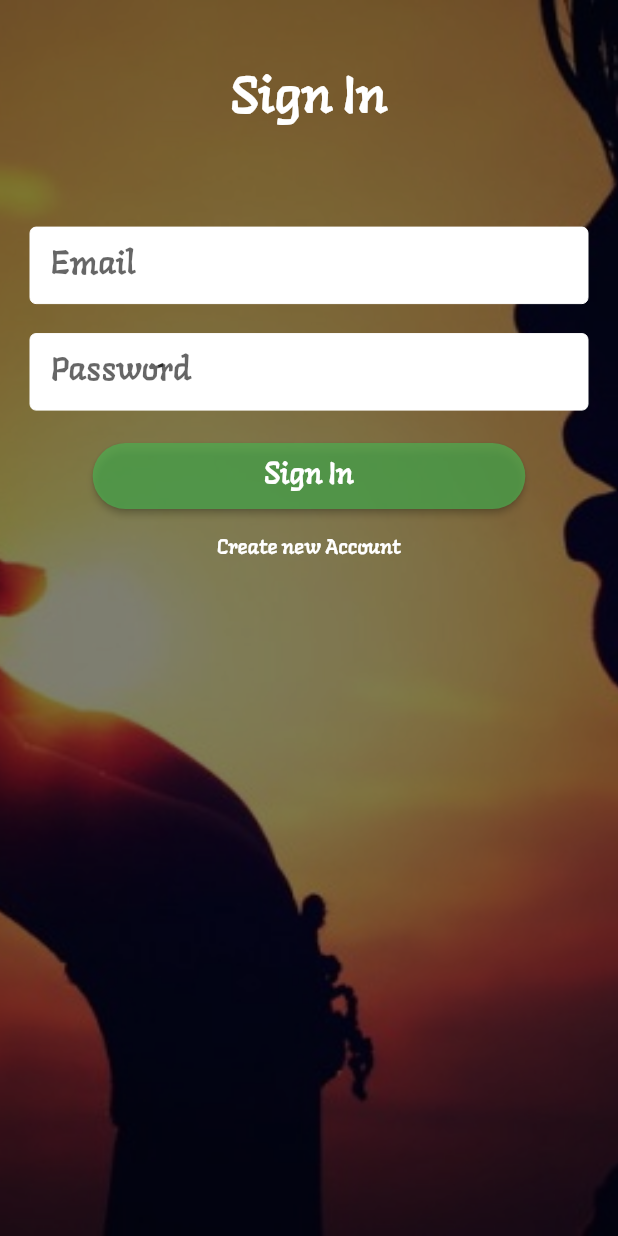
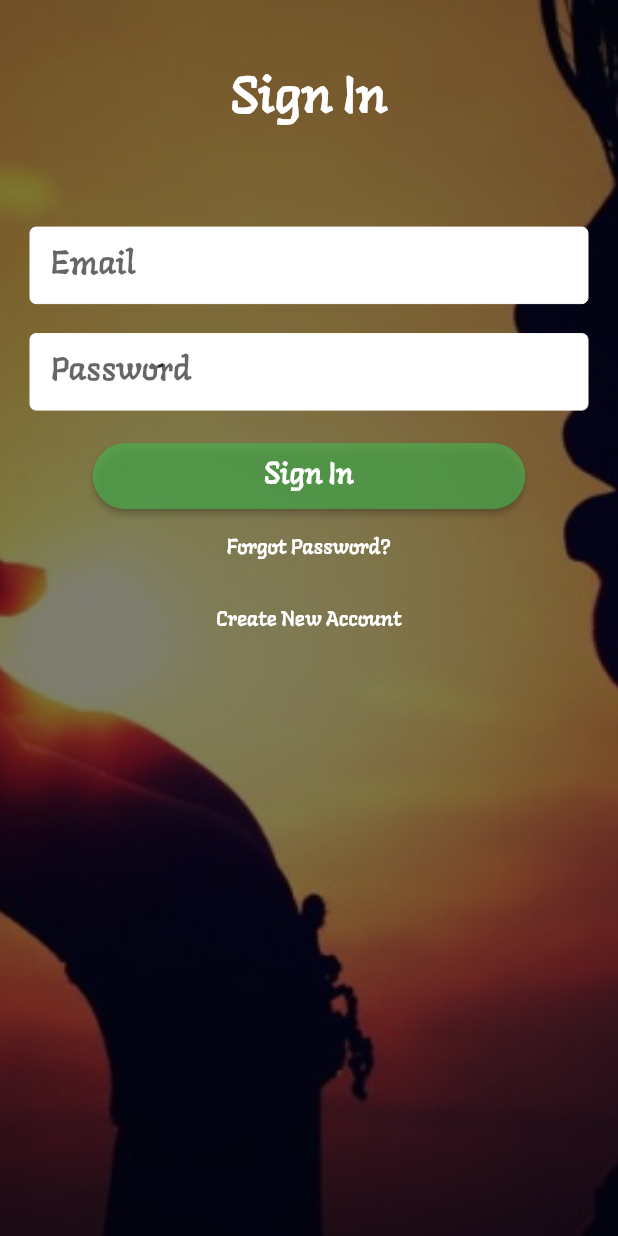
Before and after one commit to uche-hub/MotivateGram, a Flutter app: the SignUpView screen opened by its route, after a tap on "Sign Up", after a tap on "Have an account? Sign In", on a phone screen of 412 x 824 dp. Run offline on Flutter 3.47's test engine with Material 2 defaults, Android fonts, the phone set to English and light mode, and no system bars; drawn by our look-alikes of auto_size_text; our stand-ins replace firebase_auth, firebase_core; accounts and stored records are empty.

Commit message:
Finished Reset Password

```diff
--- a/lib/servies/auth_service.dart
+++ b/lib/servies/auth_service.dart
@@ -31,6 +31,11 @@ class AuthService{
   /// Sign Out
   signOut() {
     return _firebaseAuth.signOut();
+  }
+
+  /// Reset password
+  Future sendPasswordResetEmail(String email) async{
+    return _firebaseAuth.sendPasswordResetEmail(email: email);
   }
 }
 
--- a/lib/views/first_view.dart
+++ b/lib/views/first_view.dart
@@ -70,8 +70,6 @@ class FirstView extends StatelessWidget {
                             description: "With an account, your data will be securely saved, allowing you to access it from multiple devices.",
                             primaryButtonText: "Create Account",
                             primaryButtonRoute: "/signUp",
-                            secondaryButtonText: "Maybe Later",
-                            secondaryButtonRoute: "/home"
                         )
                     );
                   },
--- a/lib/views/sign_up_view.dart
+++ b/lib/views/sign_up_view.dart
@@ -5,7 +5,7 @@ import 'package:motivate_gram/servies/auth_service.dart';
 import 'package:motivate_gram/widgets/provider_widget.dart';
 
 enum AuthFormType {
-  signIn, signUp
+  signIn, signUp, reset
 }
 
 class SignUpView extends StatefulWidget {
@@ -21,7 +21,7 @@ class _SignUpViewState extends State<SignUpView> {
   _SignUpViewState({this.authFormType});
 
   final formKey = GlobalKey<FormState>();
-  String _email, _password, _name, _error;
+  String _email, _password, _name, _warning;
 
   void swichFormState(String state) {
     formKey.currentState.reset();
@@ -56,14 +56,22 @@ class _SignUpViewState extends State<SignUpView> {
           String uid = await auth.signWithEmailAndPassword(_email, _password);
           print("Signed In with ID $uid");
           Navigator.of(context).pushReplacementNamed('/home');
-        }else{
+        }else if(authFormType == AuthFormType.reset) {
+          await auth.sendPasswordResetEmail(_email);
+          print("Password reset email sent");
+          _warning = "A Password reset link has been sent to $_email";
+          setState(() {
+            authFormType = AuthFormType.signIn;
+          });
+        }
+        else{
           String uid = await auth.createUserWithEmailAndPassword(_email, _password, _name);
           print("Signed Up with New ID $uid");
           Navigator.of(context).pushReplacementNamed('/home');
         }
       }catch(e){
         setState(() {
-          _error = e.message;
+          _warning = e.message;
         });
         print(e);
       }
@@ -114,7 +122,7 @@ class _SignUpViewState extends State<SignUpView> {
   }
 
   Widget showAlert() {
-    if(_error != null){
+    if(_warning != null){
       return Container(
         color: Colors.black.withOpacity(.5),
         width: double.infinity,
@@ -130,7 +138,7 @@ class _SignUpViewState extends State<SignUpView> {
             ),
             Expanded(
               child: AutoSizeText(
-                _error,
+                _warning,
                 maxLines: 3,
                 style: TextStyle(
                   color: Colors.white,
@@ -144,7 +152,7 @@ class _SignUpViewState extends State<SignUpView> {
                 icon: Icon(Icons.close, color: Colors.white,),
                 onPressed: (){
                   setState(() {
-                    _error = null;
+                    _warning = null;
                   });
                 },
               ),
@@ -160,7 +168,10 @@ class _SignUpViewState extends State<SignUpView> {
     String _headerText;
     if(authFormType == AuthFormType.signUp){
       _headerText = "Create New Account";
-    }else{
+    }else if(authFormType == AuthFormType.reset){
+      _headerText = "Reset Password";
+    }
+    else{
       _headerText = "Sign In";
     }
     return AutoSizeText(
@@ -177,6 +188,22 @@ class _SignUpViewState extends State<SignUpView> {
 
   List<Widget> buildInputs() {
     List<Widget> textFields = [];
+
+    if(authFormType == AuthFormType.reset){
+      textFields.add(
+          TextFormField(
+            validator: EmailValidator.validate,
+            style: TextStyle(
+                fontSize: 22.0,
+                fontFamily: 'Langar'
+            ),
+            decoration: buildSignUpInputDecoration("Email"),
+            onSaved: (value) => _email = value,
+          )
+      );
+      textFields.add(SizedBox(height: 20.0,));
+      return textFields;
+    }
 
     /// If we're in the sign up state add name
     if(authFormType == AuthFormType.signUp){
@@ -244,11 +271,18 @@ class _SignUpViewState extends State<SignUpView> {
 
   List<Widget> buildButtons() {
     String _swichButton, _newFormState, _submitButtonText;
+    bool _showForgotPassword = false;
     if (authFormType == AuthFormType.signIn) {
-      _swichButton = "Create new Account";
+      _swichButton = "Create New Account";
       _newFormState = "signUp";
       _submitButtonText = "Sign In";
-    }else{
+      _showForgotPassword = true;
+    }else if(authFormType == AuthFormType.reset){
+      _swichButton = "Return to Sign In";
+      _newFormState = "signIn";
+      _submitButtonText = "Submit";
+    }
+    else{
       _swichButton = "Have an account? Sign In";
       _newFormState = "signIn";
       _submitButtonText = "Sign Up";
@@ -272,6 +306,7 @@ class _SignUpViewState extends State<SignUpView> {
           onPressed: submit,
         ),
       ),
+      showForgotPassword(_showForgotPassword),
       FlatButton(
         child: Text(
           _swichButton,
@@ -286,4 +321,24 @@ class _SignUpViewState extends State<SignUpView> {
       )
     ];
   }
+
+  Widget showForgotPassword(bool visible) {
+    return Visibility(
+      child: FlatButton(
+        child: Text(
+          "Forgot Password?",
+          style: TextStyle(
+            color: Colors.white,
+            fontFamily: 'Langar'
+          ),
+        ),
+        onPressed: () {
+          setState(() {
+            authFormType = AuthFormType.reset;
+          });
+        },
+      ),
+      visible: visible,
+    );
+  }
 }
```
